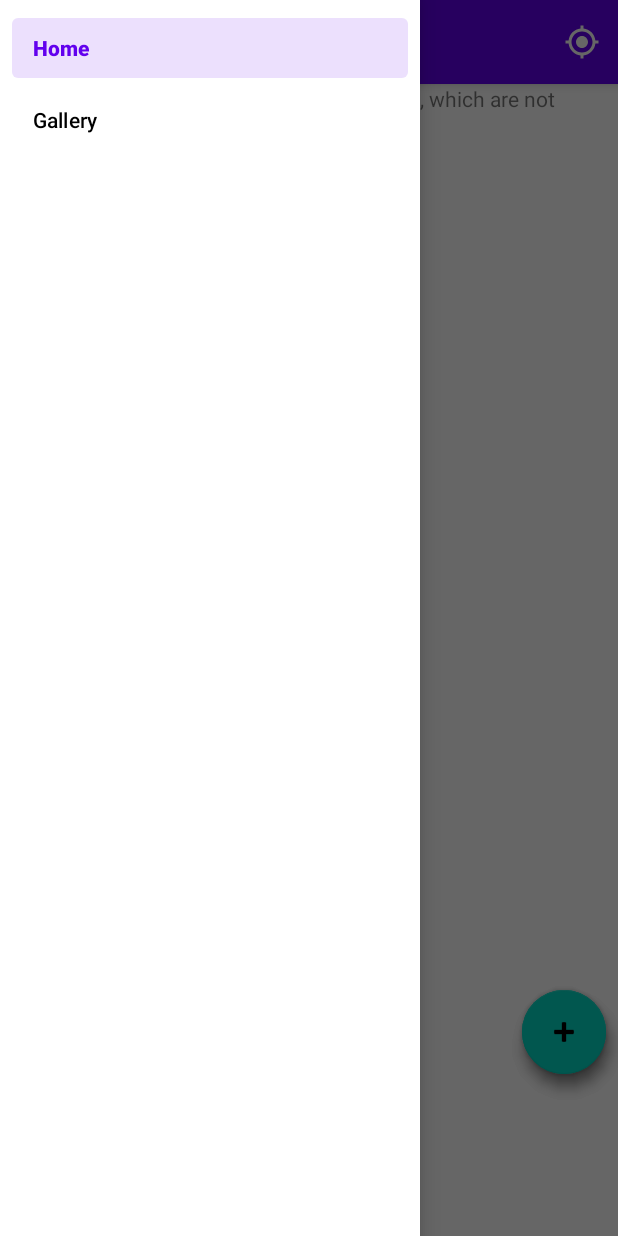
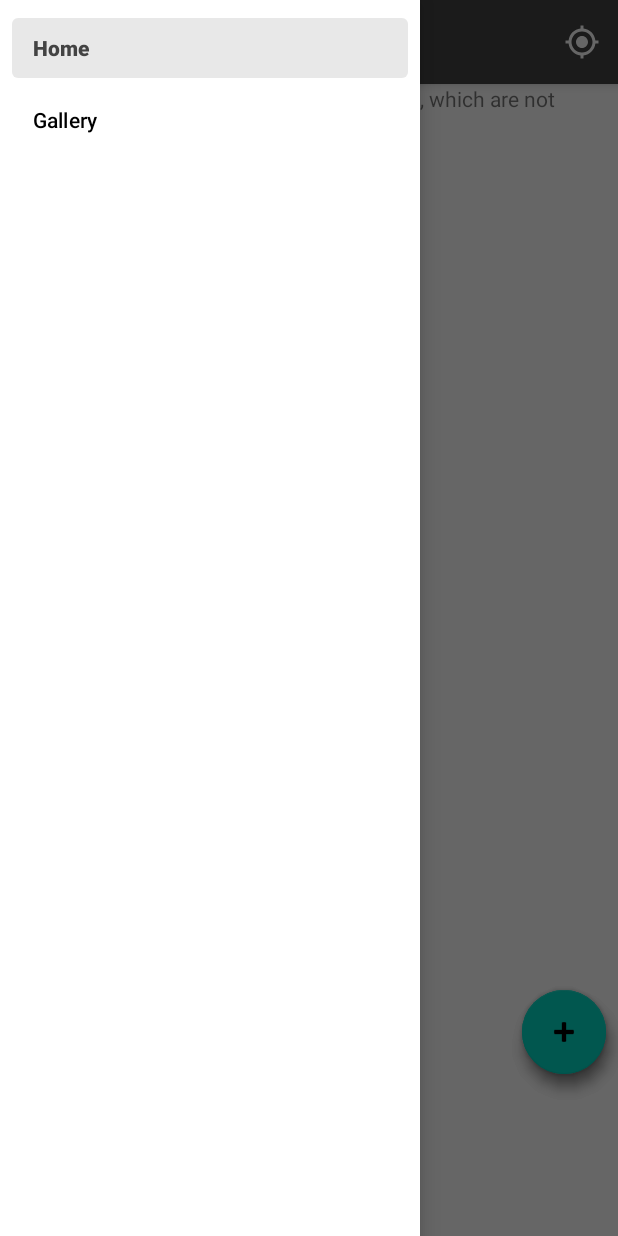
Before and after one commit to nskola/Kartta, an Android app: the screen it shows after launch (MapsActivity), with the side drawer open, on a phone screen of 412 x 824 dp. Run offline under Robolectric (Android 15) with nearby library versions, the phone set to English and light mode, and no system bars; our stand-ins replace Dagger/Hilt's generated code, Room's generated code, navigation-ui.

Commit message:
better default values

```diff
--- a/app/src/main/java/fi/neskola/kartta/models/RecordType.java
+++ b/app/src/main/java/fi/neskola/kartta/models/RecordType.java
@@ -1,5 +1,5 @@
 package fi.neskola.kartta.models;
 
 public enum RecordType {
-    TARGET, TRACK, ROUTE
+    TARGET, ROUTE, AREA
 }
--- a/app/src/main/java/fi/neskola/kartta/viewmodels/KarttaViewModel.java
+++ b/app/src/main/java/fi/neskola/kartta/viewmodels/KarttaViewModel.java
@@ -1,14 +1,9 @@
 package fi.neskola.kartta.viewmodels;
-
-import android.icu.text.AlphabeticIndex;
 
 import androidx.lifecycle.LiveData;
 import androidx.lifecycle.MutableLiveData;
 
 import com.google.android.gms.maps.model.LatLng;
-
-import java.util.ArrayList;
-import java.util.Collection;
 import java.util.List;
 
 import javax.inject.Inject;
@@ -16,7 +11,6 @@ import javax.inject.Singleton;
 
 import fi.neskola.kartta.models.IRecord;
 import fi.neskola.kartta.models.Point;
-import fi.neskola.kartta.models.RecordType;
 import fi.neskola.kartta.models.Target;
 import fi.neskola.kartta.repository.KarttaRepository;
 
--- a/app/src/main/java/fi/neskola/kartta/viewmodels/ViewState.java
+++ b/app/src/main/java/fi/neskola/kartta/viewmodels/ViewState.java
@@ -32,7 +32,7 @@ public class ViewState {
     public static ViewState makeInitialState(){
         ViewState state = new ViewState();
         state.stateName = ViewState.State.VIEW_MAP;
-        state.center = new LatLng(0,0);
+        state.center = new LatLng(40,50);
         state.targetList =  new ArrayList<>();
         state.focusedTarget = null;
         return state;
--- a/app/src/main/res/values/styles.xml
+++ b/app/src/main/res/values/styles.xml
@@ -2,9 +2,9 @@
     <!-- Base application theme. -->
     <style name="AppTheme" parent="Theme.MaterialComponents.Light.DarkActionBar">
         <!-- Customize your theme here. -->
-        <item name="colorPrimary">@color/colorPrimary</item>
-        <item name="colorPrimaryDark">@color/colorPrimaryDark</item>
-        <item name="colorAccent">@color/colorAccent</item>
+        <item name="colorPrimary">#434343</item>
+        <item name="colorPrimaryDark">#000000</item>
+        <item name="colorAccent">#000000</item>
     </style>
 
     <style name="AppTheme.NoActionBar">
@@ -15,6 +15,4 @@
     <style name="AppTheme.PopupOverlay" parent="ThemeOverlay.AppCompat.Light" />
     <style name="AppTheme.AppBarOverlay" parent="ThemeOverlay.AppCompat.Dark.ActionBar" />
 
-
-
 </resources>
```
